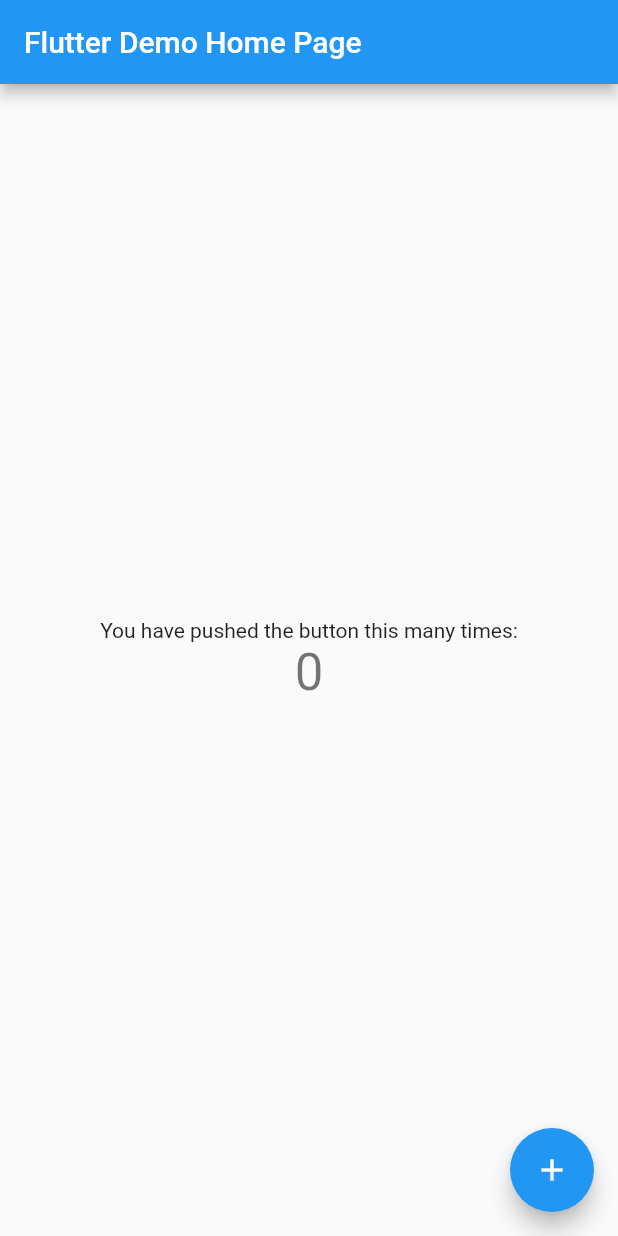
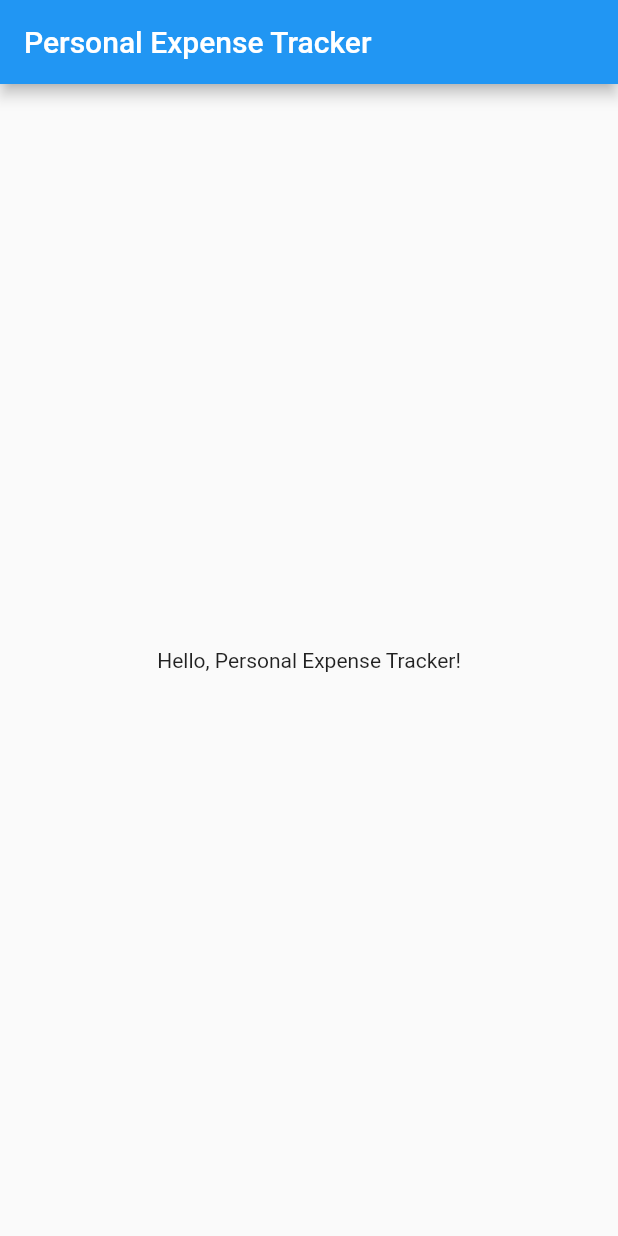
Before and after one commit to bottrell/ExpenseTracker, a Flutter app: the screen it shows after launch, on a phone screen of 412 x 824 dp. Run offline on Flutter 3.47's test engine with Material 2 defaults, Android fonts, the phone set to English and light mode, and no system bars.

Commit message:
removed comments/ refactored MyHomePage into a Stateless Widget

```diff
--- a/lib/main.dart
+++ b/lib/main.dart
@@ -7,109 +7,27 @@ void main() {
 class MyApp extends StatelessWidget {
   const MyApp({super.key});
 
-  // This widget is the root of your application.
   @override
   Widget build(BuildContext context) {
     return MaterialApp(
-      title: 'Flutter Demo',
+      title: 'Personal Expense Tracker',
       theme: ThemeData(
-        // This is the theme of your application.
-        //
-        // Try running your application with "flutter run". You'll see the
-        // application has a blue toolbar. Then, without quitting the app, try
-        // changing the primarySwatch below to Colors.green and then invoke
-        // "hot reload" (press "r" in the console where you ran "flutter run",
-        // or simply save your changes to "hot reload" in a Flutter IDE).
-        // Notice that the counter didn't reset back to zero; the application
-        // is not restarted.
         primarySwatch: Colors.blue,
       ),
-      home: const MyHomePage(title: 'Flutter Demo Home Page'),
+      home: const MyHomePage(title: 'Personal Expense Tracker'),
     );
   }
 }
 
-class MyHomePage extends StatefulWidget {
-  const MyHomePage({super.key, required this.title});
-
-  // This widget is the home page of your application. It is stateful, meaning
-  // that it has a State object (defined below) that contains fields that affect
-  // how it looks.
-
-  // This class is the configuration for the state. It holds the values (in this
-  // case the title) provided by the parent (in this case the App widget) and
-  // used by the build method of the State. Fields in a Widget subclass are
-  // always marked "final".
-
-  final String title;
-
-  @override
-  State<MyHomePage> createState() => _MyHomePageState();
-}
-
-class _MyHomePageState extends State<MyHomePage> {
-  int _counter = 0;
-
-  void _incrementCounter() {
-    setState(() {
-      // This call to setState tells the Flutter framework that something has
-      // changed in this State, which causes it to rerun the build method below
-      // so that the display can reflect the updated values. If we changed
-      // _counter without calling setState(), then the build method would not be
-      // called again, and so nothing would appear to happen.
-      _counter++;
-    });
-  }
+class MyHomePage extends StatelessWidget {
+  final String? title;
+  const MyHomePage({super.key, required String this.title});
 
   @override
   Widget build(BuildContext context) {
-    // This method is rerun every time setState is called, for instance as done
-    // by the _incrementCounter method above.
-    //
-    // The Flutter framework has been optimized to make rerunning build methods
-    // fast, so that you can just rebuild anything that needs updating rather
-    // than having to individually change instances of widgets.
     return Scaffold(
-      appBar: AppBar(
-        // Here we take the value from the MyHomePage object that was created by
-        // the App.build method, and use it to set our appbar title.
-        title: Text(widget.title),
-      ),
-      body: Center(
-        // Center is a layout widget. It takes a single child and positions it
-        // in the middle of the parent.
-        child: Column(
-          // Column is also a layout widget. It takes a list of children and
-          // arranges them vertically. By default, it sizes itself to fit its
-          // children horizontally, and tries to be as tall as its parent.
-          //
-          // Invoke "debug painting" (press "p" in the console, choose the
-          // "Toggle Debug Paint" action from the Flutter Inspector in Android
-          // Studio, or the "Toggle Debug Paint" command in Visual Studio Code)
-          // to see the wireframe for each widget.
-          //
-          // Column has various properties to control how it sizes itself and
-          // how it positions its children. Here we use mainAxisAlignment to
-          // center the children vertically; the main axis here is the vertical
-          // axis because Columns are vertical (the cross axis would be
-          // horizontal).
-          mainAxisAlignment: MainAxisAlignment.center,
-          children: <Widget>[
-            const Text(
-              'You have pushed the button this many times:',
-            ),
-            Text(
-              '$_counter',
-              style: Theme.of(context).textTheme.headline4,
-            ),
-          ],
-        ),
-      ),
-      floatingActionButton: FloatingActionButton(
-        onPressed: _incrementCounter,
-        tooltip: 'Increment',
-        child: const Icon(Icons.add),
-      ), // This trailing comma makes auto-formatting nicer for build methods.
+      appBar: AppBar(title: Text(title!)),
+      body: Center(child: Text("Hello, Personal Expense Tracker!")),
     );
   }
 }
```
